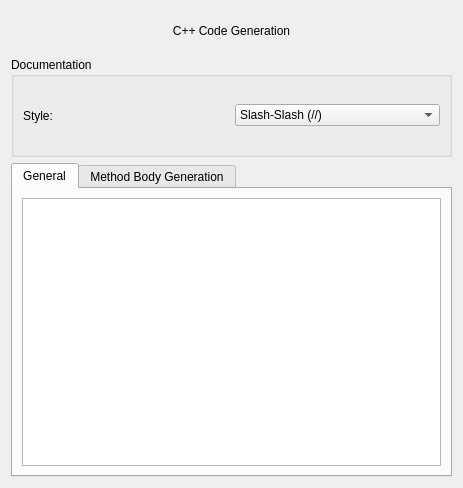
Qt form umbrello/codegenerators/cpp/cppcodegenerationformbase.ui (KDE/umbrello) before a commit.
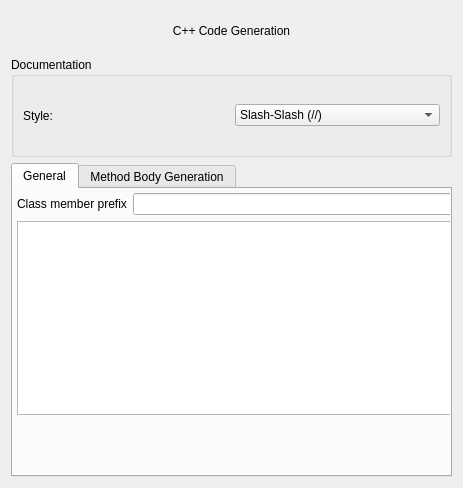
The same form after that commit. The open tabs and pages were chosen to show the change. Custom widgets are drawn as their Qt base class.

Commit message:
Add customizable class variable prefix for c++ code generation
BUG:57583
FIXED-IN:2.29.90 (KDE Applications 19.11.90)

Diff of the .ui file:
```diff
--- a/umbrello/codegenerators/cpp/cppcodegenerationformbase.ui
+++ b/umbrello/codegenerators/cpp/cppcodegenerationformbase.ui
@@ -50,11 +50,35 @@
         <attribute name="title">
          <string>General</string>
         </attribute>
-        <layout class="QVBoxLayout">
+        <widget class="QWidget" name="layoutWidget">
+         <property name="geometry">
+          <rect>
+           <x>4</x>
+           <y>4</y>
+           <width>441</width>
+           <height>222</height>
+          </rect>
+         </property>
+         <layout class="QGridLayout" name="gridLayout">
+          <item row="0" column="0">
+           <layout class="QHBoxLayout" name="horizontalLayout_2">
          <item>
+             <widget class="QLabel" name="label">
+              <property name="text">
+               <string>Class member prefix</string>
+              </property>
+             </widget>
+            </item>
+            <item>
+             <widget class="QLineEdit" name="ui_classMemberPrefixEdit"/>
+            </item>
+           </layout>
+          </item>
+          <item row="1" column="0">
           <widget class="QListWidget" name="ui_generalOptionsListWidget"/>
          </item>
         </layout>
+        </widget>
        </widget>
        <widget class="QWidget" name="ui_tabMethodBodyGeneration">
         <attribute name="title">
```
Lines whose indentation alone changed are shown as unchanged. The commit also changes 11 other files.
